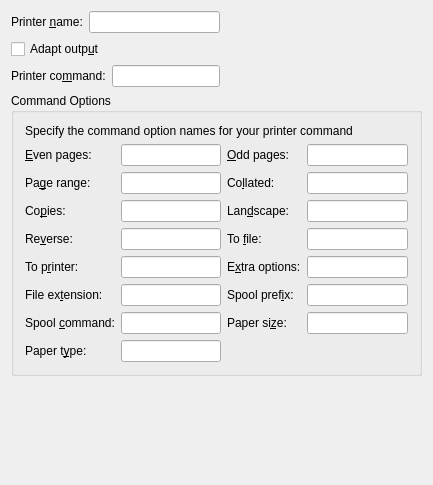
Before: the Qt Designer form src/frontends/qt4/ui/QPrefPrinterUi.ui in cburschka/lyx, drawn with Qt 5.
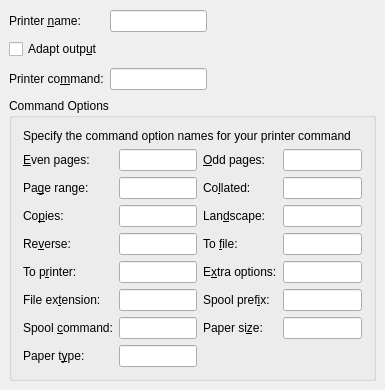
After: the same form once the commit is applied.

What changed in the file:
```diff
--- a/src/frontends/qt4/ui/QPrefPrinterUi.ui
+++ b/src/frontends/qt4/ui/QPrefPrinterUi.ui
@@ -8,67 +8,47 @@
    <rect>
     <x>0</x>
     <y>0</y>
-    <width>433</width>
-    <height>485</height>
+    <width>385</width>
+    <height>386</height>
    </rect>
   </property>
   <property name="windowTitle" >
    <string/>
   </property>
-  <layout class="QVBoxLayout" >
-   <property name="margin" >
-    <number>11</number>
-   </property>
-   <property name="spacing" >
-    <number>6</number>
-   </property>
-   <item>
-    <layout class="QHBoxLayout" >
-     <property name="margin" >
-      <number>0</number>
-     </property>
-     <property name="spacing" >
-      <number>6</number>
-     </property>
-     <item>
       <layout class="QGridLayout" >
        <property name="margin" >
-        <number>0</number>
+    <number>9</number>
        </property>
        <property name="spacing" >
         <number>6</number>
        </property>
-       <item row="0" column="0" >
-        <widget class="QLabel" name="printerNameLA" >
-         <property name="text" >
-          <string>Printer &amp;name:</string>
-         </property>
-         <property name="buddy" >
-          <cstring>printerNameED</cstring>
-         </property>
-        </widget>
-       </item>
-       <item row="2" column="2" >
+   <item rowspan="3" row="0" column="2" >
+    <spacer>
+     <property name="orientation" >
+      <enum>Qt::Horizontal</enum>
+     </property>
+     <property name="sizeType" >
+      <enum>QSizePolicy::Expanding</enum>
+     </property>
+     <property name="sizeHint" >
+      <size>
+       <width>184</width>
+       <height>83</height>
+      </size>
+     </property>
+    </spacer>
+   </item>
+   <item row="2" column="1" >
         <widget class="QLineEdit" name="printerCommandED" />
        </item>
-       <item row="2" column="0" colspan="2" >
-        <widget class="QLabel" name="printerCommandLA" >
-         <property name="text" >
-          <string>Printer co&amp;mmand:</string>
-         </property>
-         <property name="buddy" >
-          <cstring>printerCommandED</cstring>
-         </property>
-        </widget>
-       </item>
-       <item row="0" column="1" colspan="2" >
+   <item row="0" column="1" >
         <widget class="QLineEdit" name="printerNameED" >
          <property name="toolTip" >
           <string>Name of the default printer</string>
          </property>
         </widget>
        </item>
-       <item row="1" column="0" colspan="2" >
+   <item row="1" column="0" >
         <widget class="QCheckBox" name="printerAdaptCB" >
          <property name="toolTip" >
           <string>Use printer name explicitely</string>
@@ -78,27 +58,7 @@
          </property>
         </widget>
        </item>
-      </layout>
-     </item>
-     <item>
-      <spacer>
-       <property name="orientation" >
-        <enum>Qt::Horizontal</enum>
-       </property>
-       <property name="sizeType" >
-        <enum>QSizePolicy::Expanding</enum>
-       </property>
-       <property name="sizeHint" >
-        <size>
-         <width>20</width>
-         <height>20</height>
-        </size>
-       </property>
-      </spacer>
-     </item>
-    </layout>
-   </item>
-   <item>
+   <item row="3" column="0" colspan="3" >
     <widget class="QGroupBox" name="GroupBox1" >
      <property name="title" >
       <string>Command Options</string>
@@ -315,7 +275,7 @@
      </layout>
     </widget>
    </item>
-   <item>
+   <item row="4" column="1" >
     <spacer>
      <property name="orientation" >
       <enum>Qt::Vertical</enum>
@@ -331,6 +291,26 @@
      </property>
     </spacer>
    </item>
+   <item row="2" column="0" >
+    <widget class="QLabel" name="printerCommandLA" >
+     <property name="text" >
+      <string>Printer co&amp;mmand:</string>
+     </property>
+     <property name="buddy" >
+      <cstring>printerCommandED</cstring>
+     </property>
+    </widget>
+   </item>
+   <item row="0" column="0" >
+    <widget class="QLabel" name="printerNameLA" >
+     <property name="text" >
+      <string>Printer &amp;name:</string>
+     </property>
+     <property name="buddy" >
+      <cstring>printerNameED</cstring>
+     </property>
+    </widget>
+   </item>
   </layout>
  </widget>
  <pixmapfunction></pixmapfunction>
```
Lines whose indentation alone changed are shown as unchanged.
